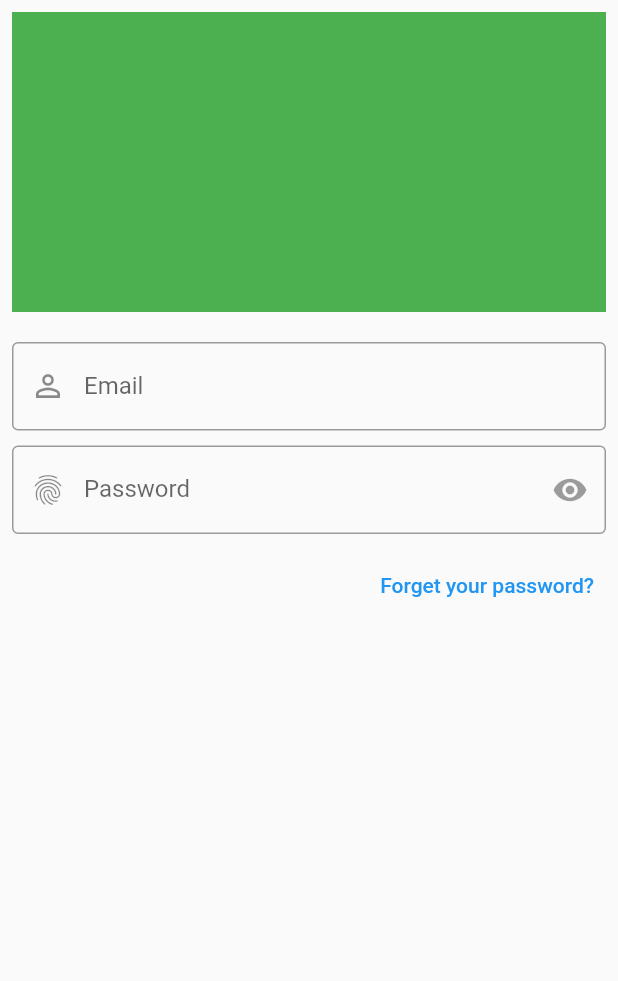
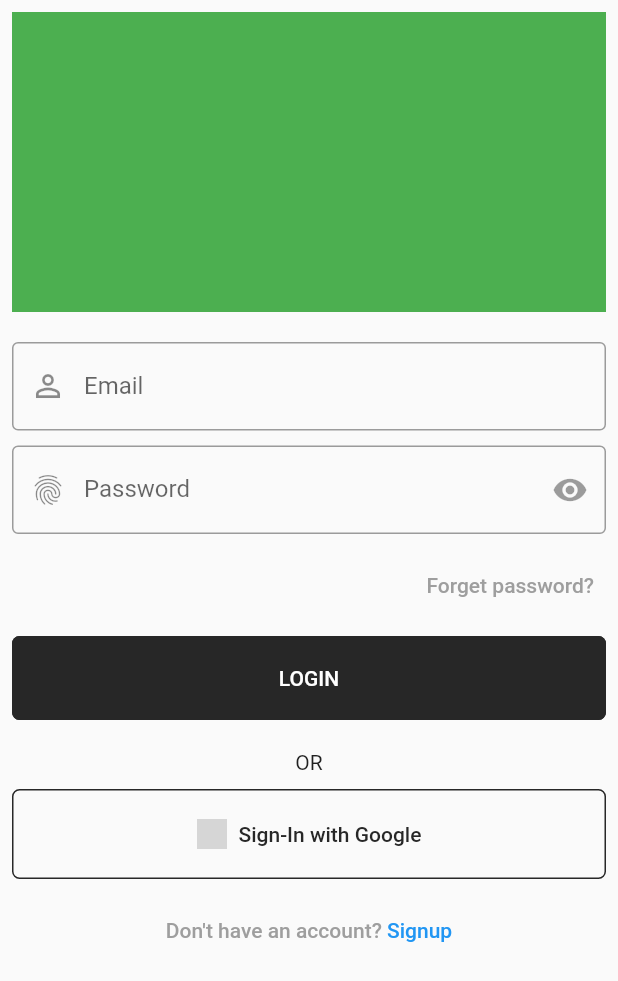
Before and after one commit to NishivSingh/chat-app, a Flutter app: the screen it shows after launch, after a tap on "LOGIN", on a phone screen of 412 x 824 dp. Shown: the top 981 px of the screen. Run offline on Flutter 3.47's test engine with Material 2 defaults, Android fonts, the phone set to English and light mode, and no system bars; our stand-ins replace firebase_core, google_fonts; accounts and stored records are empty; grey boxes are pictures that could not be loaded.

Commit message:
Sign In screen's basic structure completed

```diff
--- a/lib/main.dart
+++ b/lib/main.dart
@@ -1,5 +1,6 @@
 import 'package:chat_app/src/screens/auth/main_screen.dart';
-import 'package:chat_app/src/utils/theme.dart';
+import 'package:chat_app/src/screens/auth/sign_in/signin_screen.dart';
+import 'package:chat_app/src/utils/themes/theme.dart';
 import 'package:flutter/material.dart';
 import 'package:firebase_core/firebase_core.dart';
 import 'package:chat_app/firebase_options.dart';
@@ -22,9 +23,9 @@ class MyApp extends StatelessWidget {
       title: 'Chat App',
       debugShowCheckedModeBanner: false,
       theme: TAppTheme.lightTheme,
-      // darkTheme: TAppTheme.darkTheme,
-      // themeMode: ThemeMode.system,
-      home: const MainScreen(),
+      darkTheme: TAppTheme.darkTheme,
+      themeMode: ThemeMode.system,
+      home: const SignIn(),
     );
   }
 }
--- a/lib/src/screens/auth/main_screen.dart
+++ b/lib/src/screens/auth/main_screen.dart
@@ -1,4 +1,4 @@
-import 'package:chat_app/src/screens/auth/signin_screen.dart';
+import 'package:chat_app/src/screens/auth/sign_in/signin_screen.dart';
 import 'package:flutter/material.dart';
 
 class MainScreen extends StatelessWidget {
--- /dev/null
+++ b/lib/src/screens/auth/sign_in/signin_screen.dart
@@ -0,0 +1,27 @@
+import 'package:chat_app/src/screens/auth/sign_in/signin_screen_widgets.dart';
+import 'package:flutter/material.dart';
+
+class SignIn extends StatelessWidget {
+  const SignIn({super.key});
+
+  @override
+  Widget build(BuildContext context) {
+    return Scaffold(
+      body: SingleChildScrollView(
+        child: Container(
+          padding: const EdgeInsets.all(8),
+          child: Column(
+            children: [
+              Container(
+                height: 200,
+                color: Colors.green,
+              ),
+              loginForm(),
+              loginFooterWidget()
+            ],
+          ),
+        ),
+      ),
+    );
+  }
+}
--- /dev/null
+++ b/lib/src/screens/auth/sign_in/signin_screen_widgets.dart
@@ -0,0 +1,73 @@
+import 'package:chat_app/src/utils/constants/images.dart';
+import 'package:flutter/material.dart';
+
+Form loginForm() {
+  return Form(
+      child: Container(
+    padding: const EdgeInsets.symmetric(vertical: 20),
+    child: Column(
+      children: [
+        const TextField(
+          decoration: InputDecoration(
+              prefixIcon: Icon(Icons.person_outline_outlined),
+              labelText: "Email",
+              hintText: "Email",
+              border: OutlineInputBorder()),
+        ),
+        const SizedBox(
+          height: 10,
+        ),
+        const TextField(
+          decoration: InputDecoration(
+              prefixIcon: Icon(Icons.fingerprint),
+              labelText: "Password",
+              hintText: "Password",
+              border: OutlineInputBorder(),
+              suffixIcon: IconButton(
+                  onPressed: null, icon: Icon(Icons.remove_red_eye_sharp))),
+        ),
+        const SizedBox(
+          height: 10,
+        ),
+        Align(
+            alignment: Alignment.centerRight,
+            child: TextButton(
+                onPressed: () {}, child: const Text("Forget password?"))),
+        SizedBox(height: 10,),
+        SizedBox(
+            width: double.infinity,
+            child:
+                ElevatedButton(onPressed: () {}, child: const Text("LOGIN"))),
+      ],
+    ),
+  ));
+}
+
+Column loginFooterWidget() {
+  return Column(
+    crossAxisAlignment: CrossAxisAlignment.center,
+    children: [
+      const Text("OR"),
+      const SizedBox(
+        height: 10,
+      ),
+      SizedBox(
+        width: double.infinity,
+        child: OutlinedButton.icon(
+            onPressed: () {},
+            icon: const Image(image: AssetImage(tGoogleLogoImage),width: 20,),
+            label: const Text("Sign-In with Google")),
+      ),
+      const SizedBox(
+        height: 10,
+      ),
+      TextButton(
+          onPressed: () {},
+          child: const Text.rich(
+            TextSpan(text: "Don't have an account? ", children: [
+              TextSpan(text: "Signup", style: TextStyle(color: Colors.blue))
+            ]),
+          ))
+    ],
+  );
+}
--- a/lib/src/screens/auth/signin_screen.dart
+++ /dev/null
@@ -1,49 +0,0 @@
-import 'package:flutter/material.dart';
-
-class SignIn extends StatelessWidget {
-  const SignIn({super.key});
-
-  @override
-  Widget build(BuildContext context) {
-    return Scaffold(
-      body: SingleChildScrollView(
-        child: Container(
-          padding: const EdgeInsets.all(8),
-          child: Column(
-            children: [
-              Container(height: 200,color: Colors.green,),
-              Form(child:
-              Container(
-                padding: const EdgeInsets.symmetric(vertical: 20),
-                child:Column(
-                  children: [
-                    TextField(
-                      decoration: InputDecoration(
-                        prefixIcon: Icon(Icons.person_outline_outlined),
-                        labelText: "Email",
-                        hintText: "Email",
-                        border: OutlineInputBorder()
-                      ),
-                    ),
-                    SizedBox(height: 10,),
-                    TextField(
-                      decoration: InputDecoration(
-                        prefixIcon: Icon(Icons.fingerprint),
-                        labelText: "Password",
-                        hintText: "Password",
-                        border: OutlineInputBorder(),
-                        suffixIcon: IconButton(onPressed: null, icon: Icon(Icons.remove_red_eye_sharp))
-                      ),
-                    ),
-                    SizedBox(height: 10,),
-                    Align(alignment: Alignment.centerRight,child: TextButton(onPressed: (){} ,child: Text("Forget your password?"))),
-                  ],
-                ),
-              ))
-            ],
-          ),
-        ),
-      ),
-    );
-  }
-}
```
Also changed, not shown: lib/src/reusable_widgets/reusable_buttons.dart (added).
